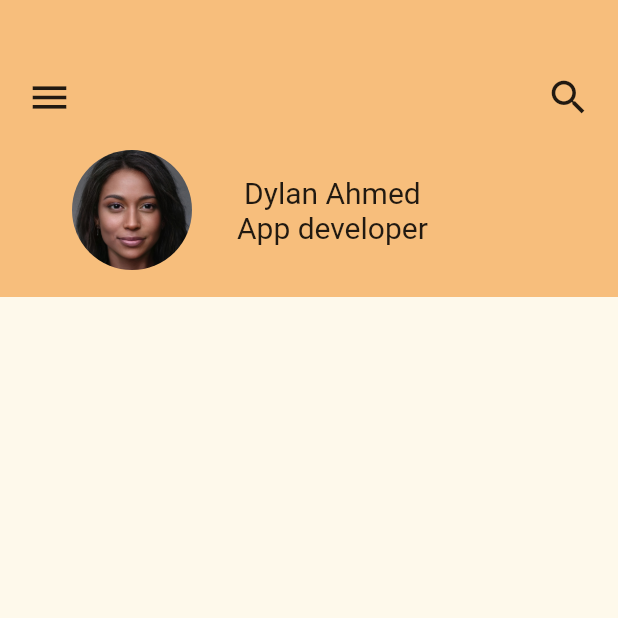
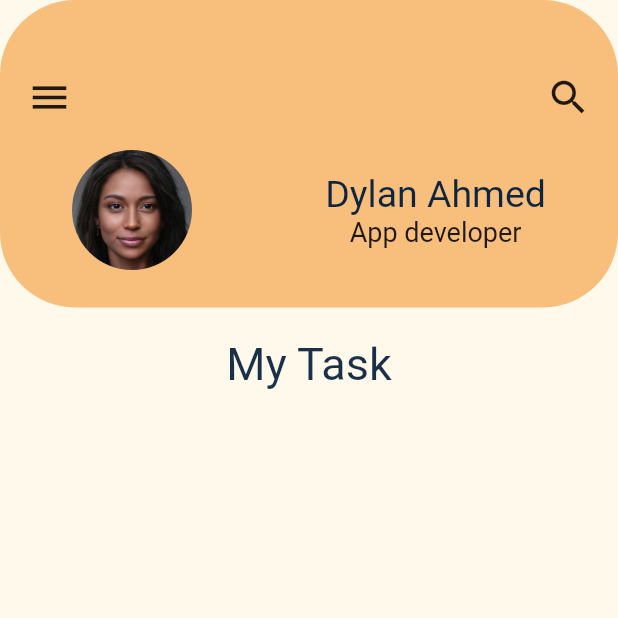
Before and after one commit to lukechoi14/first_flutter_app, a Flutter app: the screen it shows after launch, on a phone screen of 412 x 824 dp, the top half of it. Run offline on Flutter 3.47's test engine with Material 2 defaults, Android fonts, the phone set to English and light mode, and no system bars.

Commit message:
about constructor change

```diff
--- a/analysis_options.yaml
+++ b/analysis_options.yaml
@@ -22,6 +22,10 @@ linter:
   # `// ignore_for_file: name_of_lint` syntax on the line or in the file
   # producing the lint.
   rules:
+#    prefer_const_constructors: false
+#    avoid_print: false
+#    prefer_typing_uninitialized_variables: false
+#    prefer_const_constructors_in_immutables: false
     # avoid_print: false  # Uncomment to disable the `avoid_print` rule
     # prefer_single_quotes: true  # Uncomment to enable the `prefer_single_quotes` rule
 
--- a/lib/about.dart
+++ b/lib/about.dart
@@ -11,9 +11,8 @@ class About extends StatelessWidget {
       child: Column(
         children: [
           Container(
-            padding: const EdgeInsets.fromLTRB(18, 50, 18, 18),
+            padding: const EdgeInsets.fromLTRB(18, 50, 18, 25),
             margin: const EdgeInsets.only(bottom: 20),
-            color: const Color(0xFFf7be7c),
             child: Column(
               children: [
                 Row(
@@ -23,8 +22,9 @@ class About extends StatelessWidget {
                     Icon(Icons.search, size: 30,)
                   ]
                 ),
-                SizedBox(height: 20,),
+                const SizedBox(height: 20,),
                 Row(
+                  mainAxisAlignment: MainAxisAlignment.spaceBetween,
                   children: [
                     Container(
                       height:80,
@@ -37,19 +37,32 @@ class About extends StatelessWidget {
                         )
                       ),
                     ),
-                    Padding(padding: const EdgeInsets.only(right:30),
+                    Padding(padding: const EdgeInsets.only(right: 30),
                     child: Column(
                       children: const [
-                        Text("Dylan Ahmed",style: TextStyle(fontSize: 20),),
-                        Text("App developer",style: TextStyle(fontSize: 20),),
+                        Text("Dylan Ahmed",style: TextStyle(fontSize: 25,color: Color(0xFF0d253e)),),
+                        Text("App developer",style: TextStyle(fontSize: 18),),
                       ],
                     ),)
                   ],
                 )
               ],
             ),
-
-          )
+            decoration: BoxDecoration(
+              borderRadius: BorderRadius.circular(50.0),
+              color: const Color(0xFFf7be7c),
+            ),
+          ),
+          Expanded(child: SingleChildScrollView(
+            child: Padding(
+              padding: const EdgeInsets.only(left:18, right:18),
+              child: Column(
+                children: const [
+                  Text("My Task", style: TextStyle(fontSize: 30,color:Color(0xFF1a3048)))
+                ],
+              )
+            ),
+          ))
         ],
 
       ),
```
Also changed, not shown: lib/icon_container.dart (added, +28 -0 lines).
